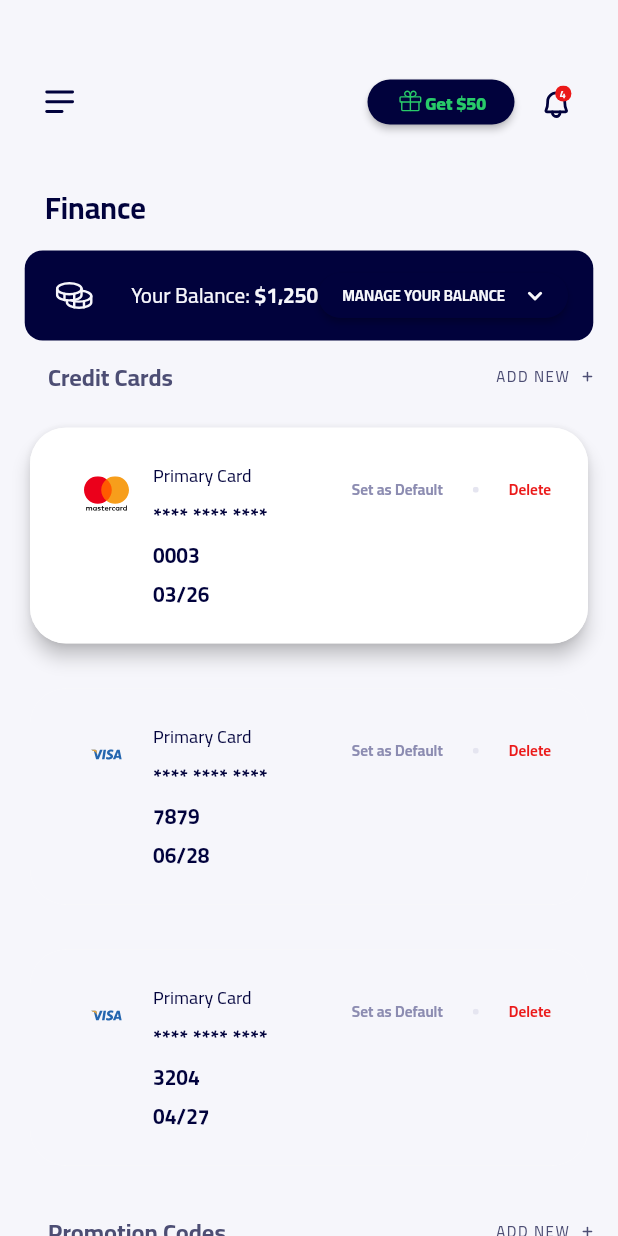
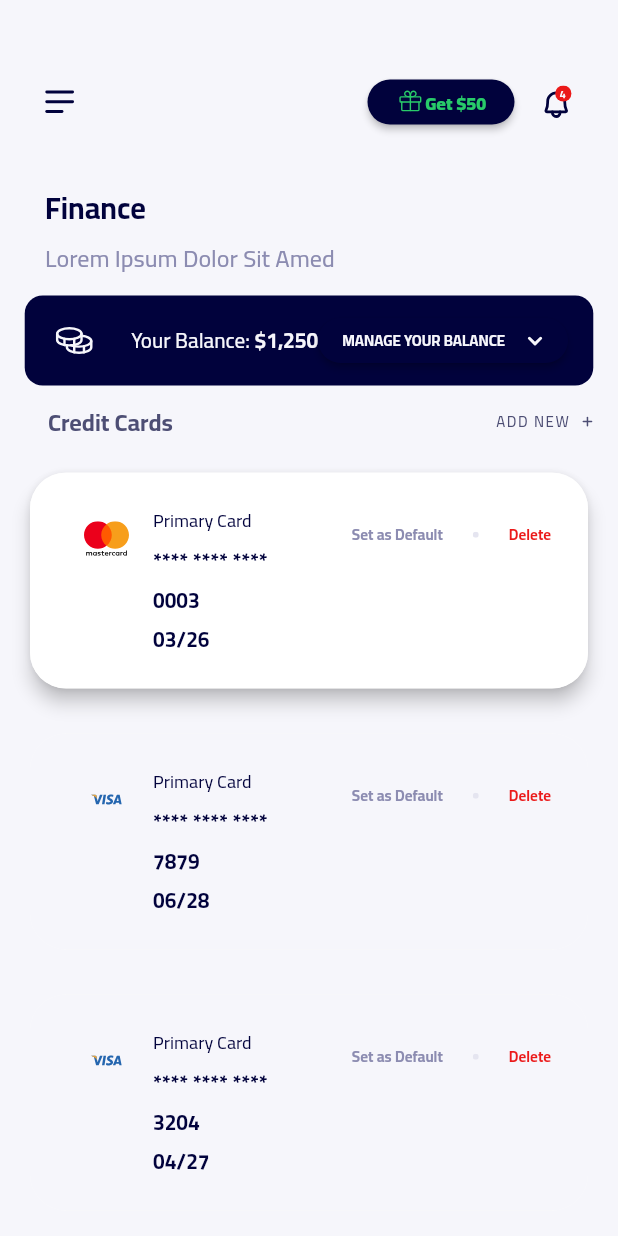
Before and after one commit to ozgun-kara/ruut, a Flutter app: the screen it shows after launch, on a phone screen of 412 x 824 dp. Run offline on Flutter 3.47's test engine with Material 2 defaults, Android fonts, the phone set to English and light mode, and no system bars; our stand-ins replace flutter_svg.

Commit message:
Update finance_page.dart

```diff
--- a/lib/pages/finance_page.dart
+++ b/lib/pages/finance_page.dart
@@ -120,7 +120,17 @@ class FinancePage extends StatelessWidget {
                       ),
                     ),
 
-
+                    Padding(
+                      padding: EdgeInsets.fromLTRB(30, 0, 0, 0),
+                      child: Text(
+                        "Lorem Ipsum Dolor Sit Amed",
+                        style: TextStyle(
+                            fontSize: 16,
+                            fontFamily: "Cairo-VariableFont_wght",
+                            fontWeight: FontWeight.w500,
+                            color: Color(0xFF8C8CB1)),
+                      ),
+                    ),
 
                   ],
                 ),
```
